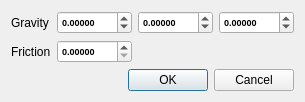
This is interface/PhysicsSystemSettings.ui in Razakhel/RaZor as Qt 5 draws it before an edit. The edited form follows.
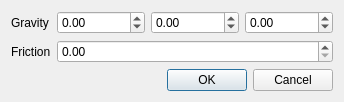
This is the edited form. Custom widgets are drawn as their Qt base class.

Commit message:
[ValuePicker] Added a custom spin box class handling mouse drag inputs
- The arrows can be clicked & change the value according to the mouse horizontal movements

- Replaced every QDoubleSpinBox in UI files; cleaned them to remove redundant parameters

- Fixed Light's parameters, which had weird bounds

- Updated RaZ (commit 76d3612)

The edit to the form file:
```diff
--- a/interface/PhysicsSystemSettings.ui
+++ b/interface/PhysicsSystemSettings.ui
@@ -5,14 +5,6 @@
   <property name="windowModality">
    <enum>Qt::ApplicationModal</enum>
   </property>
-  <property name="geometry">
-   <rect>
-    <x>0</x>
-    <y>0</y>
-    <width>298</width>
-    <height>101</height>
-   </rect>
-  </property>
   <property name="windowTitle">
    <string>Physics system settings</string>
   </property>
@@ -37,23 +29,7 @@
    <item row="0" column="1">
     <layout class="QHBoxLayout" name="gravityLayout">
      <item>
-      <widget class="QDoubleSpinBox" name="gravityX">
-       <property name="maximumSize">
-        <size>
-         <width>75</width>
-         <height>16777215</height>
-        </size>
-       </property>
-       <property name="font">
-        <font>
-         <pointsize>7</pointsize>
-         <weight>75</weight>
-         <bold>true</bold>
-        </font>
-       </property>
-       <property name="decimals">
-        <number>5</number>
-       </property>
+      <widget class="ValuePicker" name="gravityX">
        <property name="minimum">
         <double>-340282346638528859811704183484516925440.000000000000000</double>
        </property>
@@ -63,23 +39,7 @@
       </widget>
      </item>
      <item>
-      <widget class="QDoubleSpinBox" name="gravityY">
-       <property name="maximumSize">
-        <size>
-         <width>75</width>
-         <height>16777215</height>
-        </size>
-       </property>
-       <property name="font">
-        <font>
-         <pointsize>7</pointsize>
-         <weight>75</weight>
-         <bold>true</bold>
-        </font>
-       </property>
-       <property name="decimals">
-        <number>5</number>
-       </property>
+      <widget class="ValuePicker" name="gravityY">
        <property name="minimum">
         <double>-340282346638528859811704183484516925440.000000000000000</double>
        </property>
@@ -89,23 +49,7 @@
       </widget>
      </item>
      <item>
-      <widget class="QDoubleSpinBox" name="gravityZ">
-       <property name="maximumSize">
-        <size>
-         <width>75</width>
-         <height>16777215</height>
-        </size>
-       </property>
-       <property name="font">
-        <font>
-         <pointsize>7</pointsize>
-         <weight>75</weight>
-         <bold>true</bold>
-        </font>
-       </property>
-       <property name="decimals">
-        <number>5</number>
-       </property>
+      <widget class="ValuePicker" name="gravityZ">
        <property name="minimum">
         <double>-340282346638528859811704183484516925440.000000000000000</double>
        </property>
@@ -124,23 +68,7 @@
     </widget>
    </item>
    <item row="1" column="1">
-    <widget class="QDoubleSpinBox" name="friction">
-     <property name="maximumSize">
-      <size>
-       <width>75</width>
-       <height>16777215</height>
-      </size>
-     </property>
-     <property name="font">
-      <font>
-       <pointsize>7</pointsize>
-       <weight>75</weight>
-       <bold>true</bold>
-      </font>
-     </property>
-     <property name="decimals">
-      <number>5</number>
-     </property>
+    <widget class="ValuePicker" name="friction">
      <property name="minimum">
       <double>0.000000000000000</double>
      </property>
@@ -154,6 +82,13 @@
    </item>
   </layout>
  </widget>
+ <customwidgets>
+  <customwidget>
+   <class>ValuePicker</class>
+   <extends>QDoubleSpinBox</extends>
+   <header>RaZor/Interface/ValuePicker.hpp</header>
+  </customwidget>
+ </customwidgets>
  <resources/>
  <connections>
   <connection>
```
The commit also changes 18 other files.
